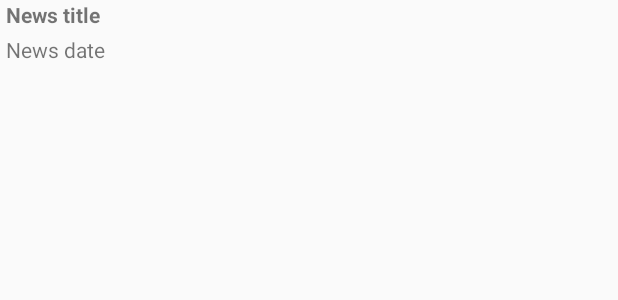
After one commit to cyx233/QingStream, an Android app: the layout list_item_news.xml on its own in the app's theme, with its tools: preview values and no code run, on a phone screen of 412 x 824 dp. The commit adds this screen. Shown: the top 300 px of the screen. Run offline under Robolectric (Android 15) with nearby library versions, the phone set to English and light mode, and no system bars.

Commit message:
Add ListView --Cyx

```diff
--- /dev/null
+++ b/app/src/main/res/layout/list_item_news.xml
@@ -0,0 +1,20 @@
+<?xml version="1.0" encoding="utf-8"?>
+<RelativeLayout xmlns:android="http://schemas.android.com/apk/res/android"
+    android:layout_width="match_parent"
+    android:layout_height="wrap_content">
+    <TextView android:id="@+id/news_list_item_titleTextView"
+        android:layout_width="match_parent"
+        android:layout_height="wrap_content"
+        android:textStyle="bold"
+        android:paddingLeft="4dp"
+        android:paddingRight="4dp"
+        android:text="News title" />
+    <TextView android:id="@+id/news_list_item_dateTextView"
+        android:layout_width="match_parent"
+        android:layout_height="wrap_content"
+        android:layout_below="@id/news_list_item_titleTextView"
+        android:paddingLeft="4dp"
+        android:paddingRight="4dp"
+        android:paddingTop="4dp"
+        android:text="News date" />
+</RelativeLayout>
```
Also changed, not shown: app/build.gradle (+7 -0 lines), app/src/main/java/com/java/chenyuxiang/MainActivity.java (+7 -1 lines), app/src/main/java/com/java/chenyuxiang/ui/FragmentNews.java (+41 -9 lines), app/src/main/java/com/java/tanghao/NewsManager.java (+4 -5 lines), app/src/main/res/layout/fragment_news.xml (+4 -3 lines), app/src/main/res/layout/layout_news_list.xml (added, +15 -0 lines), 2 other files.
